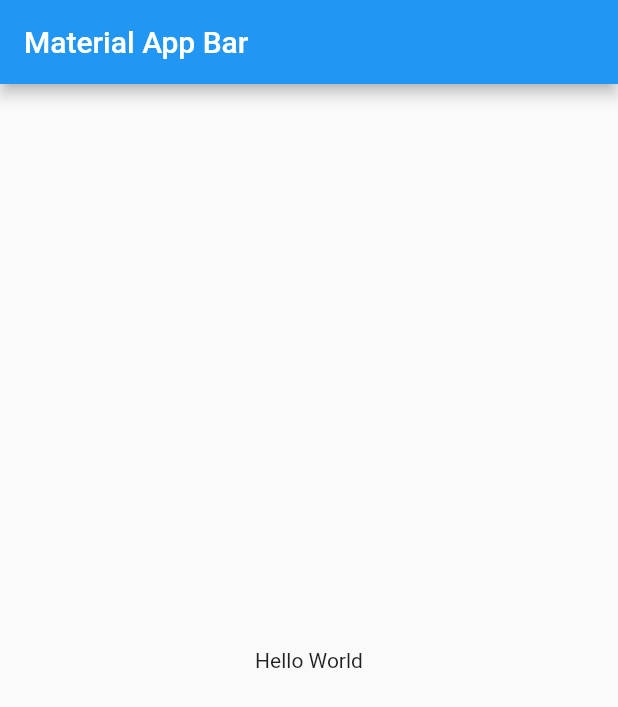
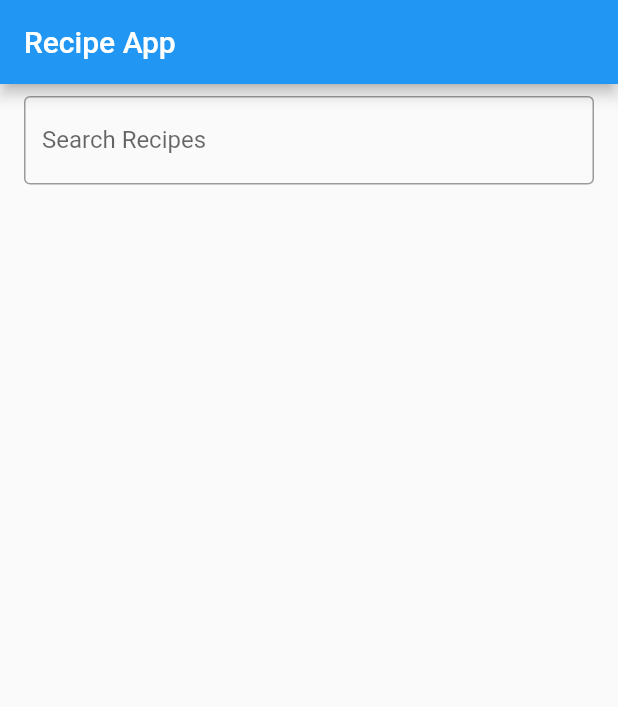
Before and after one commit to Blazebrain/recipe_spoonocular, a Flutter app: the screen it shows after launch, on a phone screen of 412 x 824 dp. Shown: the top 707 px of the screen. Run offline on Flutter 3.47's test engine with Material 2 defaults, Android fonts, the phone set to English and light mode, and no system bars; our stand-ins replace flutter_bloc.

Commit message:
ui: Setup recipeview and link to main.dart file

```diff
--- /dev/null
+++ b/lib/app.dart
@@ -0,0 +1,28 @@
+import 'package:flutter/material.dart';
+import 'package:flutter_bloc/flutter_bloc.dart';
+
+import 'core/services/database_helper.dart';
+import 'features/recipes/data/repositories/recipe_repository.dart';
+import 'features/recipes/presentation/bloc/recipes_bloc.dart';
+import 'package:http/http.dart' as http;
+
+import 'features/recipes/presentation/ui/recipe_page.dart';
+
+class RecipeApp extends StatelessWidget {
+  const RecipeApp({super.key});
+
+  @override
+  Widget build(BuildContext context) {
+    return MaterialApp(
+      home: BlocProvider(
+        create: (context) => RecipeBloc(
+          recipeRepository: RecipeRepository(
+            httpClient: http.Client(),
+            dbHelper: DatabaseHelper(),
+          ),
+        ),
+        child: const RecipePage(),
+      ),
+    );
+  }
+}
--- a/lib/features/recipes/presentation/bloc/recipes_bloc.dart
+++ b/lib/features/recipes/presentation/bloc/recipes_bloc.dart
@@ -1,9 +1,10 @@
 // bloc/recipe_bloc.dart
 import 'package:flutter_bloc/flutter_bloc.dart';
-import 'package:recipe_spoonacular_app/features/recipes/presentation/bloc/recipes_event.dart';
-import 'package:recipe_spoonacular_app/features/recipes/presentation/bloc/recipes_state.dart';
+import '../../data/models/recipes.dart';
 
 import '../../data/repositories/recipe_repository.dart';
+part 'recipes_event.dart';
+part 'recipes_state.dart';
 
 class RecipeBloc extends Bloc<RecipeEvent, RecipeState> {
   final RecipeRepository recipeRepository;
--- a/lib/features/recipes/presentation/bloc/recipes_event.dart
+++ b/lib/features/recipes/presentation/bloc/recipes_event.dart
@@ -1,3 +1,5 @@
+part of 'recipes_bloc.dart';
+
 abstract class RecipeEvent {}
 
 class LoadRandomRecipes extends RecipeEvent {
--- a/lib/features/recipes/presentation/bloc/recipes_state.dart
+++ b/lib/features/recipes/presentation/bloc/recipes_state.dart
@@ -1,4 +1,4 @@
-import '../../data/models/recipes.dart';
+part of 'recipes_bloc.dart';
 
 abstract class RecipeState {}
 
--- /dev/null
+++ b/lib/features/recipes/presentation/ui/recipe_page.dart
@@ -0,0 +1,57 @@
+import 'package:flutter/material.dart';
+import 'package:flutter_bloc/flutter_bloc.dart';
+
+import '../bloc/recipes_bloc.dart';
+
+class RecipePage extends StatelessWidget {
+  const RecipePage({super.key});
+
+  @override
+  Widget build(BuildContext context) {
+    return Scaffold(
+      appBar: AppBar(
+        title: const Text("Recipe App"),
+      ),
+      body: Column(
+        children: [
+          Padding(
+            padding:
+                const EdgeInsets.symmetric(horizontal: 16.0, vertical: 8.0),
+            child: TextField(
+              onChanged: (query) {
+                context.read<RecipeBloc>().add(SearchRecipes(query: query));
+              },
+              decoration: const InputDecoration(
+                labelText: "Search Recipes",
+                border: OutlineInputBorder(),
+              ),
+            ),
+          ),
+          Expanded(
+            child: BlocBuilder<RecipeBloc, RecipeState>(
+              builder: (context, state) {
+                if (state is RecipeLoading) {
+                  return const Center(child: CircularProgressIndicator());
+                } else if (state is RecipeLoaded) {
+                  return ListView.builder(
+                    itemCount: state.recipes.length,
+                    itemBuilder: (context, index) {
+                      final recipe = state.recipes[index];
+                      return ListTile(
+                        title: Text(recipe.title),
+                        onTap: () {},
+                      );
+                    },
+                  );
+                } else if (state is RecipeError) {
+                  return Center(child: Text(state.message));
+                }
+                return Container();
+              },
+            ),
+          ),
+        ],
+      ),
+    );
+  }
+}
--- a/lib/main.dart
+++ b/lib/main.dart
@@ -1,22 +1,6 @@
-import 'package:flutter/material.dart';
+import 'app.dart';
+import 'bootstrap.dart';
 
-void main() => runApp(const MyApp());
-
-class MyApp extends StatelessWidget {
-  const MyApp({super.key});
-
-  @override
-  Widget build(BuildContext context) {
-    return MaterialApp(
-      title: 'Material App',
-      home: Scaffold(
-        appBar: AppBar(
-          title: const Text('Material App Bar'),
-        ),
-        body: const Center(
-          child: Text('Hello World'),
-        ),
-      ),
-    );
-  }
+void main() {
+  bootstrap(() => const RecipeApp());
 }
```
Also changed, not shown: lib/bootstrap.dart (added, +41 -0 lines), lib/features/recipes/data/repositories/recipe_repository.dart (+10 -9 lines).
